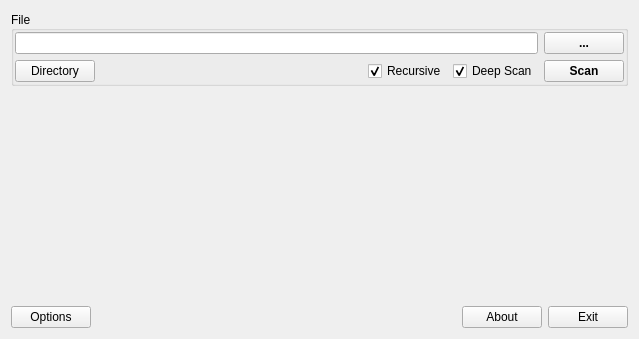
Above: gui_source/guimainwindow.ui from horsicq/Nauz-File-Detector before the change. Below: the same form after it.
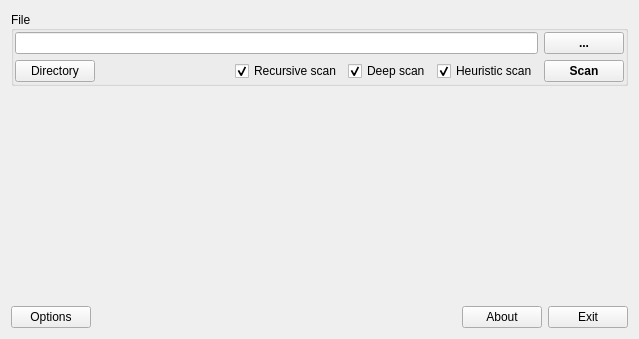
That is the form after the change. Custom widgets are drawn as their Qt base class.

```diff
--- a/gui_source/guimainwindow.ui
+++ b/gui_source/guimainwindow.ui
@@ -66,7 +66,7 @@
            <item>
             <widget class="QCheckBox" name="checkBoxRecursive">
              <property name="text">
-              <string>Recursive</string>
+              <string>Recursive scan</string>
              </property>
              <property name="checked">
               <bool>true</bool>
@@ -76,7 +76,17 @@
            <item>
             <widget class="QCheckBox" name="checkBoxDeepScan">
              <property name="text">
-              <string>Deep Scan</string>
+              <string>Deep scan</string>
+             </property>
+             <property name="checked">
+              <bool>true</bool>
+             </property>
+            </widget>
+           </item>
+           <item>
+            <widget class="QCheckBox" name="checkBoxHeuristicScan">
+             <property name="text">
+              <string>Heuristic scan</string>
              </property>
              <property name="checked">
               <bool>true</bool>
```
Left out of the diff: 2 changed lines with no effect on the pictures.
